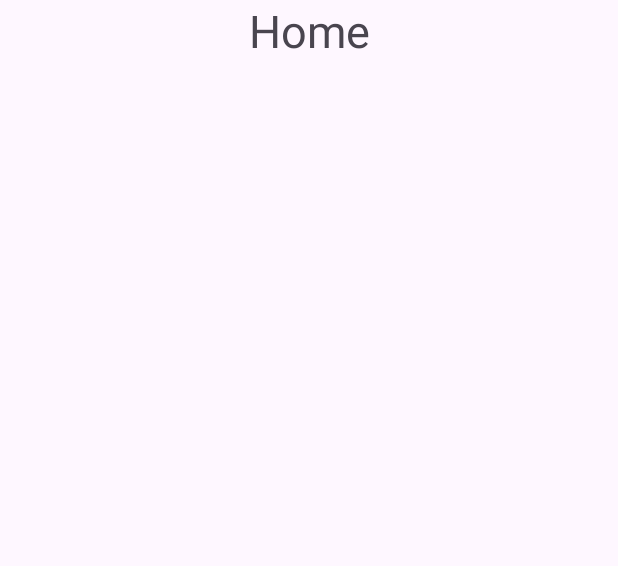
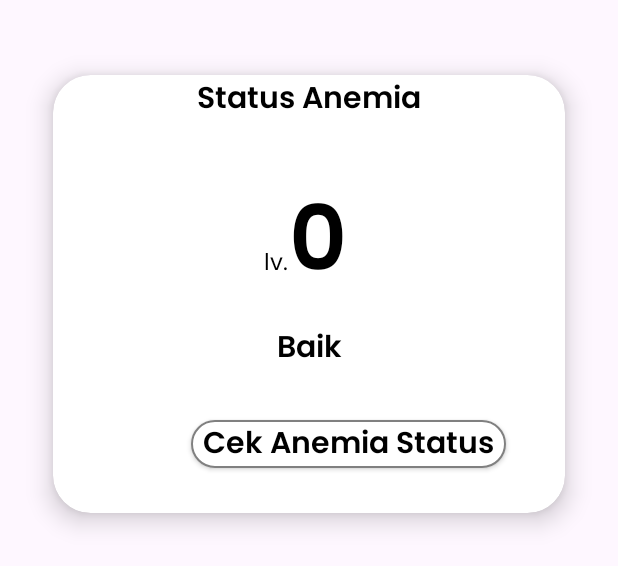
Before and after one commit to abil0321/Project-Kelompok-Massive-Infinite-Learning-, an Android app: the layout fragment_home.xml on its own in the app's theme, with its tools: preview values and no code run, on a phone screen of 412 x 824 dp. Shown: the top 566 px of the screen. Run offline under Robolectric (Android 15) with nearby library versions, the phone set to English and light mode, and no system bars.

Commit message:
progress home

```diff
--- a/app/src/main/java/com/example/massive/Dashboard.kt
+++ b/app/src/main/java/com/example/massive/Dashboard.kt
@@ -14,6 +14,7 @@ import androidx.fragment.app.Fragment
 import com.example.massive.databinding.ActivityDashboardBinding
 
 class Dashboard : AppCompatActivity() {
+
     private lateinit var binding: ActivityDashboardBinding
 
     override fun onCreate(savedInstanceState: Bundle?) {
--- a/app/src/main/res/layout/fragment_home.xml
+++ b/app/src/main/res/layout/fragment_home.xml
@@ -3,14 +3,106 @@
     xmlns:tools="http://schemas.android.com/tools"
     android:layout_width="match_parent"
     android:layout_height="match_parent"
+    xmlns:app="http://schemas.android.com/apk/res-auto"
     android:id="@+id/home"
     tools:context=".Home">
 
-    <TextView
+    <androidx.cardview.widget.CardView
         android:layout_width="match_parent"
         android:layout_height="wrap_content"
-        android:textAlignment="center"
-        android:textSize="30sp"
-        android:text="Home" />
+        android:layout_marginTop="50dp"
+        android:layout_marginStart="35dp"
+        android:layout_marginEnd="35dp"
+        app:cardCornerRadius="25dp"
+        app:cardElevation="10dp"
+        android:layout_gravity="center_horizontal">
+
+        <LinearLayout
+            android:orientation="vertical"
+            android:layout_width="match_parent"
+            android:layout_height="wrap_content">
+
+            <TextView
+                android:layout_width="match_parent"
+                android:layout_height="wrap_content"
+                android:text="Status Anemia"
+                android:textAlignment="center"
+                android:textColor="@color/Black"
+                android:textSize="20sp"
+                android:fontFamily="@font/poppins_semibold"/>
+
+            <LinearLayout
+                android:layout_width="match_parent"
+                android:layout_height="match_parent"
+                android:orientation="vertical">
+
+                <LinearLayout
+                    android:layout_width="match_parent"
+                    android:layout_height="match_parent"
+                    android:layout_gravity="center"
+                    android:layout_marginTop="30dp"
+                    android:orientation="horizontal">
+
+                    <TextView
+                        android:layout_width="0dp"
+                        android:layout_height="wrap_content"
+                        android:layout_weight="0.4"
+                        android:layout_marginStart="140dp"
+                        android:gravity="center"
+                        android:fontFamily="@font/poppins_regular"
+                        android:textSize="15sp"
+                        android:textColor="@color/Black"
+                        android:text="lv." />
+
+                    <TextView
+                        android:layout_width="wrap_content"
+                        android:layout_height="wrap_content"
+                        android:layout_weight="1"
+                        android:layout_marginEnd="100dp"
+                        android:textColor="@color/Black"
+                        android:fontFamily="@font/poppins_semibold"
+                        android:textSize="60sp"
+                        android:text="0" />
+
+                </LinearLayout>
+
+                <LinearLayout
+                    android:orientation="vertical"
+                    android:layout_width="match_parent"
+                    android:layout_marginBottom="0dp"
+                    android:layout_height="wrap_content">
+
+                    <TextView
+                        android:layout_width="match_parent"
+                        android:layout_height="wrap_content"
+                        android:gravity="center"
+                        android:fontFamily="@font/poppins_semibold"
+                        android:textSize="20sp"
+                        android:textColor="@color/Black"
+                        android:text="Baik"/>
+
+                </LinearLayout>
+
+            </LinearLayout>
+
+        </LinearLayout>
+
+        <androidx.appcompat.widget.AppCompatButton
+            android:id="@+id/btn_status_anemia"
+            style="@android:style/Widget.Button"
+            android:layout_width="210dp"
+            android:layout_height="32dp"
+            android:layout_marginStart="92dp"
+            android:layout_marginLeft="100dp"
+            android:layout_marginTop="230dp"
+            android:layout_marginBottom="30dp"
+            android:background="@drawable/btn_background"
+            android:text="Cek Anemia Status"
+            android:fontFamily="@font/poppins_semibold"
+            android:textColor="@color/Black"
+            android:textSize="20sp"
+            app:layout_constraintHorizontal_bias="0.0" />
+
+    </androidx.cardview.widget.CardView>
 
 </FrameLayout>
```
